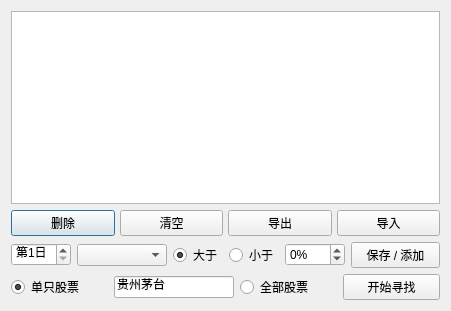
This is QtDesign/FiveDaysFinder.ui in victor647/QuantumStockTrade as Qt 5 draws it before an edit. The edited form follows.
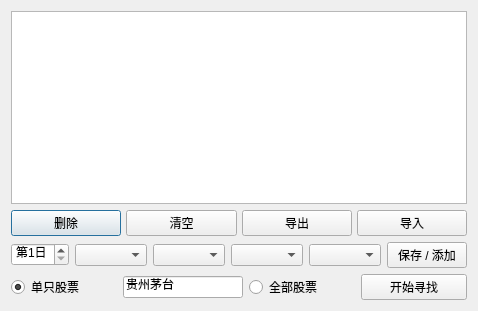
This is the edited form.

The edit to the form file:
```diff
--- a/QtDesign/FiveDaysFinder.ui
+++ b/QtDesign/FiveDaysFinder.ui
@@ -108,78 +108,33 @@
       </widget>
      </item>
      <item>
-      <widget class="QRadioButton" name="rbnGreaterThan">
-       <property name="maximumSize">
-        <size>
-         <width>50</width>
-         <height>16777215</height>
-        </size>
+      <widget class="QComboBox" name="cbbNeedleShape">
+       <property name="font">
+        <font>
+         <family>Helvetica</family>
+         <pointsize>9</pointsize>
+        </font>
        </property>
-       <property name="text">
-        <string>大于</string>
-       </property>
-       <property name="checked">
-        <bool>true</bool>
-       </property>
-       <property name="autoExclusive">
-        <bool>true</bool>
-       </property>
-       <attribute name="buttonGroup">
-        <string notr="true">grpOperators</string>
-       </attribute>
       </widget>
      </item>
      <item>
-      <widget class="QRadioButton" name="rbnLessThan">
-       <property name="maximumSize">
-        <size>
-         <width>50</width>
-         <height>16777215</height>
-        </size>
+      <widget class="QComboBox" name="cbbBodyHeight">
+       <property name="font">
+        <font>
+         <family>Helvetica</family>
+         <pointsize>9</pointsize>
+        </font>
        </property>
-       <property name="text">
-        <string>小于</string>
-       </property>
-       <property name="checked">
-        <bool>false</bool>
-       </property>
-       <attribute name="buttonGroup">
-        <string notr="true">grpOperators</string>
-       </attribute>
       </widget>
      </item>
      <item>
-      <widget class="QSpinBox" name="spbCriteriaValue">
-       <property name="maximumSize">
-        <size>
-         <width>60</width>
-         <height>16777215</height>
-        </size>
-       </property>
+      <widget class="QComboBox" name="cbbCandleColor">
        <property name="font">
         <font>
          <family>Helvetica</family>
          <pointsize>9</pointsize>
         </font>
        </property>
-       <property name="suffix">
-        <string>%</string>
-       </property>
-       <property name="prefix">
-        <string/>
-       </property>
-       <property name="minimum">
-        <number>-100</number>
-       </property>
-       <property name="maximum">
-        <number>100</number>
-       </property>
-       <property name="value">
-        <number>0</number>
-       </property>
-       <property name="displayIntegerBase">
-        <number>10</number>
-       </property>
       </widget>
      </item>
      <item>
```
Left out of the diff: 2 changed lines with no effect on the pictures.
